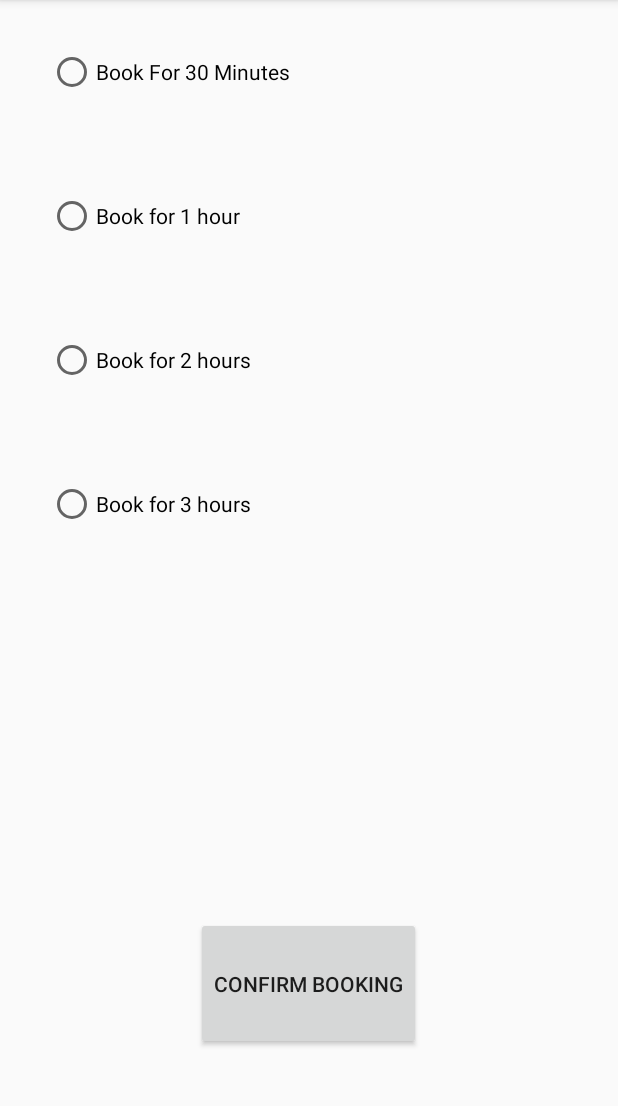
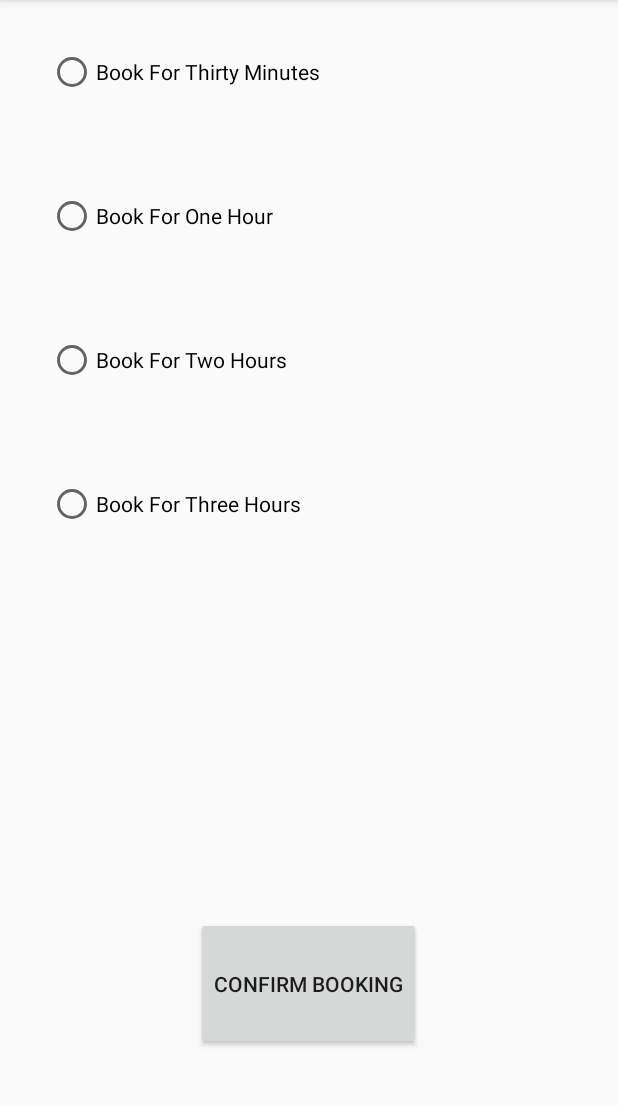
Before and after one commit to IamMukulTaneja/ORPS, an Android app: the BookingActivity screen opened directly, with no data from a screen before it, on a phone screen of 412 x 824 dp, the part 84-1190 px from its top. Run offline under Robolectric (Android 15) with nearby library versions, the phone set to English and light mode, and no system bars.

Commit message:
Some minor fixes!

```diff
--- a/app/src/main/res/layout/activity_booking.xml
+++ b/app/src/main/res/layout/activity_booking.xml
@@ -16,7 +16,7 @@
         android:id="@+id/halfhour"
         android:layout_width="match_parent"
         android:layout_height="wrap_content"
-        android:text="Book For 30 Minutes"
+        android:text="@string/thirtyminutes"
         android:layout_gravity="center"
         android:layout_margin="32dp" />
 
@@ -25,21 +25,21 @@
         android:layout_width="match_parent"
         android:layout_height="wrap_content"
         android:layout_margin="32dp"
-        android:text="Book for 1 hour" />
+        android:text="@string/onehour" />
 
     <RadioButton
         android:id="@+id/twohour"
         android:layout_width="match_parent"
         android:layout_height="wrap_content"
         android:layout_margin="32dp"
-       android:text="Book for 2 hours" />
+       android:text="@string/twohours" />
 
     <RadioButton
         android:id="@+id/threehour"
         android:layout_width="match_parent"
         android:layout_height="wrap_content"
         android:layout_margin="32dp"
-        android:text="Book for 3 hours" />
+        android:text="@string/threehours" />
 
 </RadioGroup>
 
```
Also changed, not shown: app/src/main/res/layout/activity_details.xml (+9 -9 lines), app/src/main/res/values/strings.xml (+23 -10 lines).
